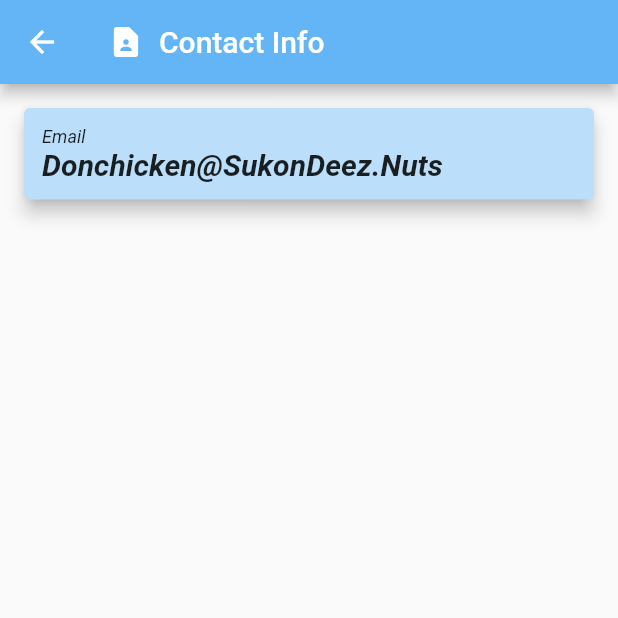
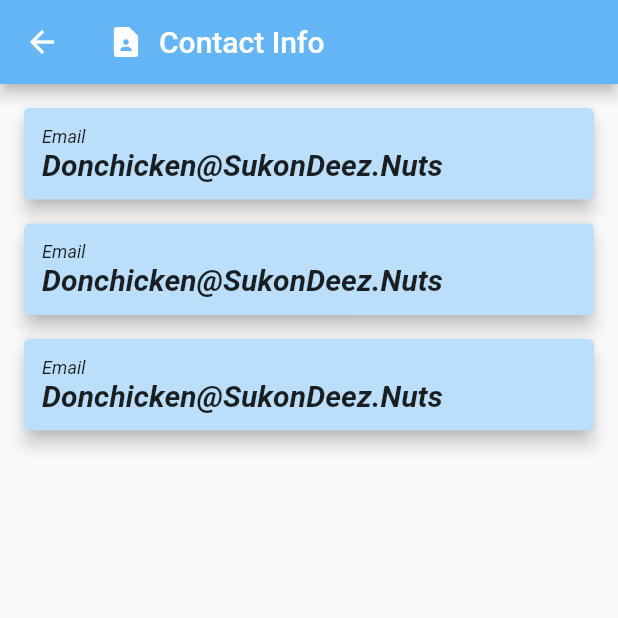
Before and after one commit to Aquarius-blake/level2, a Flutter app: the Contact screen opened by its route, on a phone screen of 412 x 824 dp, the top half of it. Run offline on Flutter 3.47's test engine with Material 2 defaults, Android fonts, the phone set to English and light mode, and no system bars.

Commit message:
Minor update

```diff
--- a/lib/pages/Contact.dart
+++ b/lib/pages/Contact.dart
@@ -61,7 +61,70 @@ fontWeight: FontWeight.bold,
       ],
     ),
   ),
-)
+),
+          Card(
+            elevation: 5.0,
+            color: Colors.blue[100],
+            margin: EdgeInsets.fromLTRB(16.0, 16.0,16.0, 0),
+            child: Padding(
+              padding: const EdgeInsets.all(12.0),
+              child: Column(
+                crossAxisAlignment: CrossAxisAlignment.stretch,
+                children: [
+                  Text(
+                    "Email",
+                    style: TextStyle(
+
+                        fontStyle: FontStyle.italic,
+                        fontSize: 12.0
+                    ),
+                    textAlign: TextAlign.start,
+                  ),
+                  Text(
+                    "Donchicken@SukonDeez.Nuts",
+                    style: TextStyle(
+                        fontWeight: FontWeight.bold,
+                        fontStyle: FontStyle.italic,
+                        fontSize: 20.0
+                    ),
+                    textAlign: TextAlign.start,
+                  ),
+
+                ],
+              ),
+            ),
+          ),Card(
+            elevation: 5.0,
+            color: Colors.blue[100],
+            margin: EdgeInsets.fromLTRB(16.0, 16.0,16.0, 0),
+            child: Padding(
+              padding: const EdgeInsets.all(12.0),
+              child: Column(
+                crossAxisAlignment: CrossAxisAlignment.stretch,
+                children: [
+                  Text(
+                    "Email",
+                    style: TextStyle(
+
+                        fontStyle: FontStyle.italic,
+                        fontSize: 12.0
+                    ),
+                    textAlign: TextAlign.start,
+                  ),
+                  Text(
+                    "Donchicken@SukonDeez.Nuts",
+                    style: TextStyle(
+                        fontWeight: FontWeight.bold,
+                        fontStyle: FontStyle.italic,
+                        fontSize: 20.0
+                    ),
+                    textAlign: TextAlign.start,
+                  ),
+
+                ],
+              ),
+            ),
+          ),
         ],
       ),
     );
```
